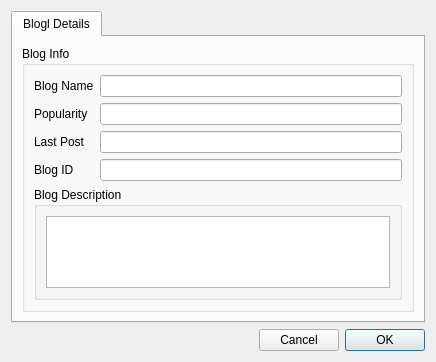
Qt form retroshare-gui/src/gui/unfinished/blogs/BlogDetails.ui (RetroShare/RetroShare) before a commit.
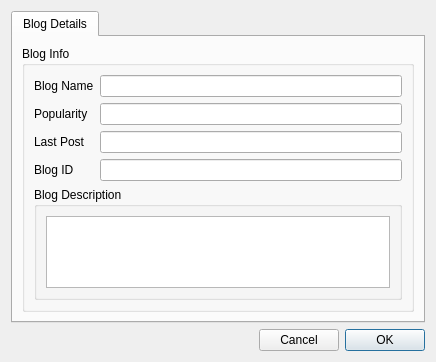
The same form after that commit. Icons and pictures are not drawn.

```diff
--- a/retroshare-gui/src/gui/unfinished/blogs/BlogDetails.ui
+++ b/retroshare-gui/src/gui/unfinished/blogs/BlogDetails.ui
@@ -29,7 +29,7 @@
         <normaloff>:/images/info16.png</normaloff>:/images/info16.png</iconset>
       </attribute>
       <attribute name="title">
-       <string>Blogl Details</string>
+       <string>Blog Details</string>
       </attribute>
       <layout class="QGridLayout">
        <item row="0" column="0">
```
Left out of the diff: 6 changed lines with no effect on the pictures.
